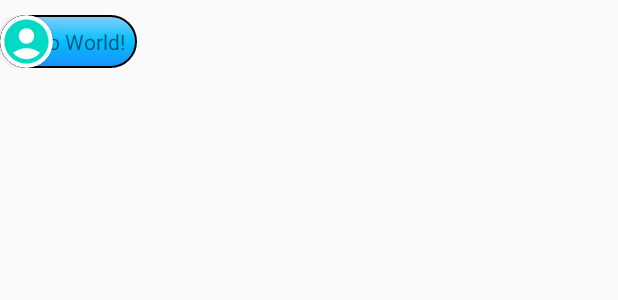
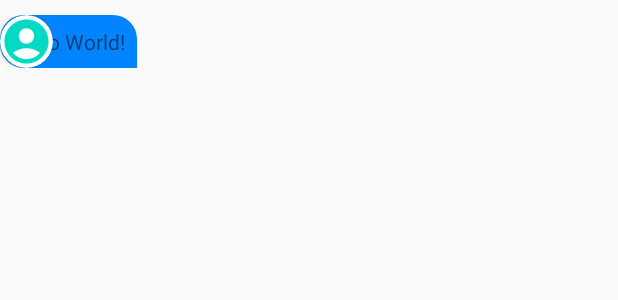
Before and after one commit to venkatesh-jacke/ChatApp-Kotlin, an Android app: the layout message_holder.xml on its own in the app's theme, with its tools: preview values and no code run, on a phone screen of 412 x 824 dp. Shown: the top 300 px of the screen. Run offline under Robolectric (Android 15) with nearby library versions, the phone set to English and light mode, and no system bars.

Commit message:
message view is updated to new style

```diff
--- /dev/null
+++ b/app/src/main/res/drawable/message_view.xml
@@ -0,0 +1,18 @@
+<?xml version="1.0" encoding="utf-8"?>
+<shape xmlns:android="http://schemas.android.com/apk/res/android"
+    android:shape="rectangle">
+
+    <solid android:color="#0084ff" />
+
+    <corners
+        android:topLeftRadius="16dp"
+        android:topRightRadius="16dp"
+        android:bottomLeftRadius="16dp" />
+
+    <padding
+        android:top="8dp"
+        android:bottom="8dp"
+        android:left="16dp"
+        android:right="16dp" />
+
+</shape>
--- a/app/src/main/res/layout/message_holder.xml
+++ b/app/src/main/res/layout/message_holder.xml
@@ -32,7 +32,7 @@
             android:layout_width="wrap_content"
             android:layout_height="wrap_content"
             android:layout_marginHorizontal="10dp"
-            android:background="@drawable/edit_text_field"
+            android:background="@drawable/message_view"
             android:maxWidth="200dp"
             android:padding="8dp"
             tools:text="Hello World!" />
```
